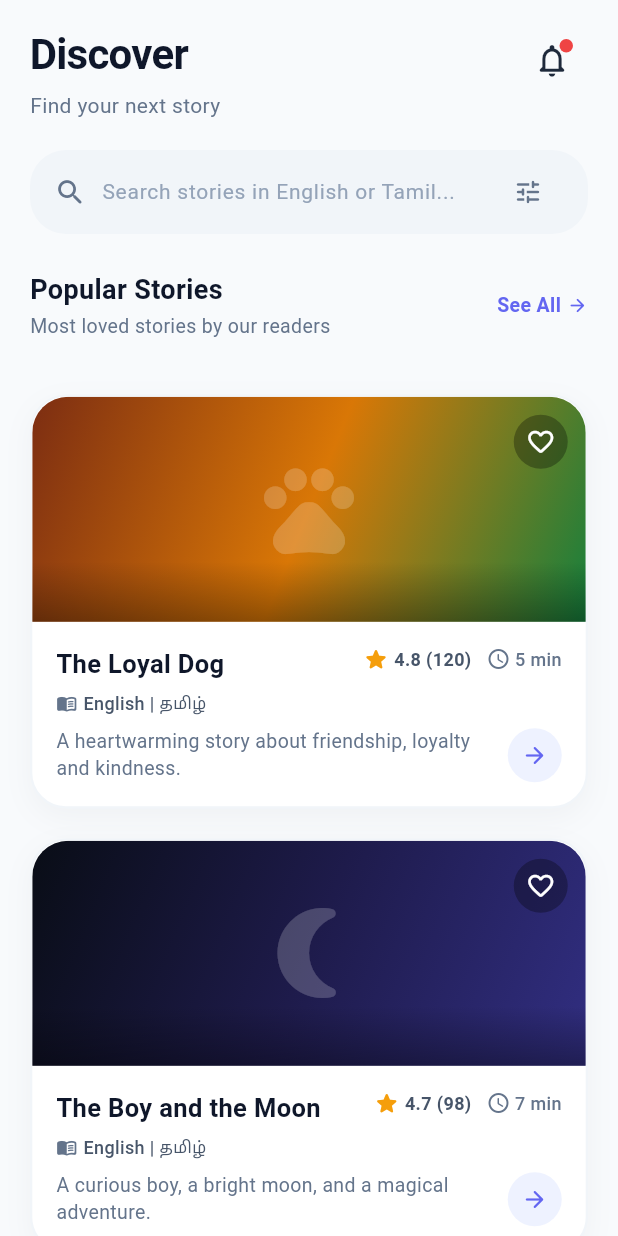
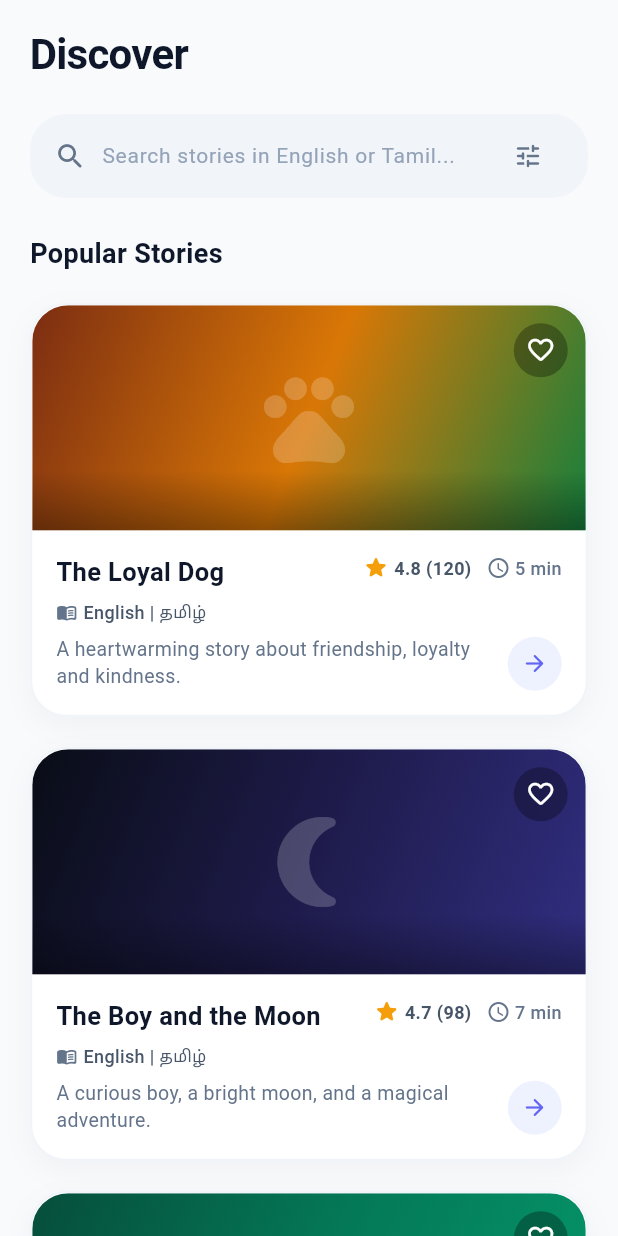
Before and after one commit to joyaldev363/Story-Reading-App, a Flutter app: the DiscoverPage screen opened directly, on a phone screen of 412 x 824 dp. Run offline on Flutter 3.47's test engine with Material 3 defaults, Android fonts, the phone set to English and light mode, and no system bars.

Commit message:
feat: implement dashboard navigation screen and discover feature UI components

```diff
--- a/lib/app/router/dashboard_screen.dart
+++ b/lib/app/router/dashboard_screen.dart
@@ -1,7 +1,7 @@
 import 'package:flutter/material.dart';
+import 'package:storyly/features/discover/presentation/pages/discover_page.dart';
 import '../theme/app_colors.dart';
 import 'package:storyly/features/home/presentation/pages/home_page.dart';
-import '../../features/discover/presentation/screens/discover_screen.dart';
 import '../../features/profile/presentation/screens/profile_screen.dart';
 import '../../features/saved/presentation/screens/saved_screen.dart';
 
@@ -16,8 +16,8 @@ class _DashboardScreenState extends State<DashboardScreen> {
   int _currentIndex = 0;
 
   final List<Widget> _screens = const [
-   HomePage(),
-    DiscoverScreen(),
+    HomePage(),
+    DiscoverPage(),
     SavedScreen(),
     ProfileScreen(),
   ];
@@ -25,10 +25,7 @@ class _DashboardScreenState extends State<DashboardScreen> {
   @override
   Widget build(BuildContext context) {
     return Scaffold(
-      body: IndexedStack(
-        index: _currentIndex,
-        children: _screens,
-      ),
+      body: IndexedStack(index: _currentIndex, children: _screens),
       bottomNavigationBar: Container(
         decoration: BoxDecoration(
           color: Colors.white,
@@ -59,10 +56,7 @@ class _DashboardScreenState extends State<DashboardScreen> {
             }),
             iconTheme: WidgetStateProperty.resolveWith((states) {
               if (states.contains(WidgetState.selected)) {
-                return const IconThemeData(
-                  color: AppColors.navyBlue,
-                  size: 26,
-                );
+                return const IconThemeData(color: AppColors.navyBlue, size: 26);
               }
               return const IconThemeData(
                 color: AppColors.subtitleSlate,
--- a/lib/features/discover/presentation/pages/discover_page.dart
+++ b/lib/features/discover/presentation/pages/discover_page.dart
@@ -51,9 +51,7 @@ class _DiscoverPageState extends State<DiscoverPage> {
           builder: (context, _) {
             if (_controller.isLoading) {
               return const Center(
-                child: CircularProgressIndicator(
-                  color: Color(0xFF6366F1),
-                ),
+                child: CircularProgressIndicator(color: Color(0xFF6366F1)),
               );
             }
 
@@ -65,22 +63,16 @@ class _DiscoverPageState extends State<DiscoverPage> {
                   // Padding Header & Search section
                   SliverToBoxAdapter(
                     child: Padding(
-                      padding: const EdgeInsets.fromLTRB(20.0, 16.0, 20.0, 20.0),
+                      padding: const EdgeInsets.fromLTRB(
+                        20.0,
+                        16.0,
+                        20.0,
+                        20.0,
+                      ),
                       child: Column(
                         crossAxisAlignment: CrossAxisAlignment.start,
                         children: [
-                          DiscoverHeader(
-                            hasNotification: _controller.hasNotification,
-                            onNotificationTap: () {
-                              _controller.clearNotificationBadge();
-                              ScaffoldMessenger.of(context).showSnackBar(
-                                const SnackBar(
-                                  content: Text('No new notifications'),
-                                  duration: Duration(seconds: 2),
-                                ),
-                              );
-                            },
-                          ),
+                          const DiscoverHeader(),
                           const SizedBox(height: 20),
                           DiscoverSearchBar(
                             query: _controller.searchQuery,
@@ -100,12 +92,7 @@ class _DiscoverPageState extends State<DiscoverPage> {
                             },
                           ),
                           const SizedBox(height: 24),
-                          PopularStoriesHeader(
-                            onSeeAllTap: () {
-                              // View all action
-                            },
-                          ),
-                          const SizedBox(height: 16),
+                          const PopularStoriesHeader(),
                         ],
                       ),
                     ),
@@ -142,8 +129,7 @@ class _DiscoverPageState extends State<DiscoverPage> {
                     SliverPadding(
                       padding: const EdgeInsets.symmetric(horizontal: 20.0),
                       sliver: SliverList(
-                        delegate: SliverChildBuilderDelegate(
-                          (context, index) {
+                        delegate: SliverChildBuilderDelegate((context, index) {
                           final story = _controller.popularStories[index];
                           return DiscoverStoryCard(
                             story: story,
@@ -159,15 +145,11 @@ class _DiscoverPageState extends State<DiscoverPage> {
                               );
                             },
                           );
-                          },
-                          childCount: _controller.popularStories.length,
-                        ),
+                        }, childCount: _controller.popularStories.length),
                       ),
                     ),
 
-                  const SliverToBoxAdapter(
-                    child: SizedBox(height: 24),
-                  ),
+                  const SliverToBoxAdapter(child: SizedBox(height: 24)),
                 ],
               ),
             );
--- a/lib/features/discover/presentation/screens/discover_screen.dart
+++ /dev/null
@@ -1,11 +0,0 @@
-import 'package:flutter/material.dart';
-import '../pages/discover_page.dart';
-
-class DiscoverScreen extends StatelessWidget {
-  const DiscoverScreen({super.key});
-
-  @override
-  Widget build(BuildContext context) {
-    return const DiscoverPage();
-  }
-}
--- a/lib/features/discover/presentation/widgets/discover_header.dart
+++ b/lib/features/discover/presentation/widgets/discover_header.dart
@@ -1,22 +1,11 @@
 import 'package:flutter/material.dart';
 
 class DiscoverHeader extends StatelessWidget {
-  final bool hasNotification;
-  final VoidCallback? onNotificationTap;
-
-  const DiscoverHeader({
-    super.key,
-    this.hasNotification = true,
-    this.onNotificationTap,
-  });
+  const DiscoverHeader({super.key});
 
   @override
   Widget build(BuildContext context) {
-    return Row(
-      mainAxisAlignment: MainAxisAlignment.spaceBetween,
-      crossAxisAlignment: CrossAxisAlignment.start,
-      children: [
-        const Column(
+    return const Column(
       crossAxisAlignment: CrossAxisAlignment.start,
       children: [
         Text(
@@ -28,43 +17,6 @@ class DiscoverHeader extends StatelessWidget {
             letterSpacing: -0.5,
           ),
         ),
-            SizedBox(height: 4),
-            Text(
-              'Find your next story',
-              style: TextStyle(
-                fontSize: 14,
-                fontWeight: FontWeight.w400,
-                color: Color(0xFF64748B),
-              ),
-            ),
-          ],
-        ),
-        Stack(
-          children: [
-            IconButton(
-              onPressed: onNotificationTap,
-              icon: const Icon(
-                Icons.notifications_none_rounded,
-                size: 26,
-                color: Color(0xFF1E293B),
-              ),
-              tooltip: 'Notifications',
-            ),
-            if (hasNotification)
-              Positioned(
-                right: 10,
-                top: 10,
-                child: Container(
-                  width: 9,
-                  height: 9,
-                  decoration: const BoxDecoration(
-                    color: Color(0xFFEF4444),
-                    shape: BoxShape.circle,
-                  ),
-                ),
-              ),
-          ],
-        ),
       ],
     );
   }
--- a/lib/features/discover/presentation/widgets/popular_stories_header.dart
+++ b/lib/features/discover/presentation/widgets/popular_stories_header.dart
@@ -1,64 +1,17 @@
 import 'package:flutter/material.dart';
 
 class PopularStoriesHeader extends StatelessWidget {
-  final VoidCallback? onSeeAllTap;
-
-  const PopularStoriesHeader({
-    super.key,
-    this.onSeeAllTap,
-  });
+  const PopularStoriesHeader({super.key});
 
   @override
   Widget build(BuildContext context) {
-    return Row(
-      mainAxisAlignment: MainAxisAlignment.spaceBetween,
-      crossAxisAlignment: CrossAxisAlignment.center,
-      children: [
-        const Column(
-          crossAxisAlignment: CrossAxisAlignment.start,
-          children: [
-            Text(
+    return const Text(
       'Popular Stories',
       style: TextStyle(
         fontSize: 18,
         fontWeight: FontWeight.bold,
         color: Color(0xFF0F172A),
       ),
-            ),
-            SizedBox(height: 2),
-            Text(
-              'Most loved stories by our readers',
-              style: TextStyle(
-                fontSize: 13,
-                fontWeight: FontWeight.w400,
-                color: Color(0xFF64748B),
-              ),
-            ),
-          ],
-        ),
-        GestureDetector(
-          onTap: onSeeAllTap,
-          child: const Row(
-            mainAxisSize: MainAxisSize.min,
-            children: [
-              Text(
-                'See All',
-                style: TextStyle(
-                  fontSize: 13,
-                  fontWeight: FontWeight.w600,
-                  color: Color(0xFF6366F1),
-                ),
-              ),
-              SizedBox(width: 4),
-              Icon(
-                Icons.arrow_forward_rounded,
-                size: 14,
-                color: Color(0xFF6366F1),
-              ),
-            ],
-          ),
-        ),
-      ],
     );
   }
 }
```
Lines whose indentation alone changed are shown as unchanged.
